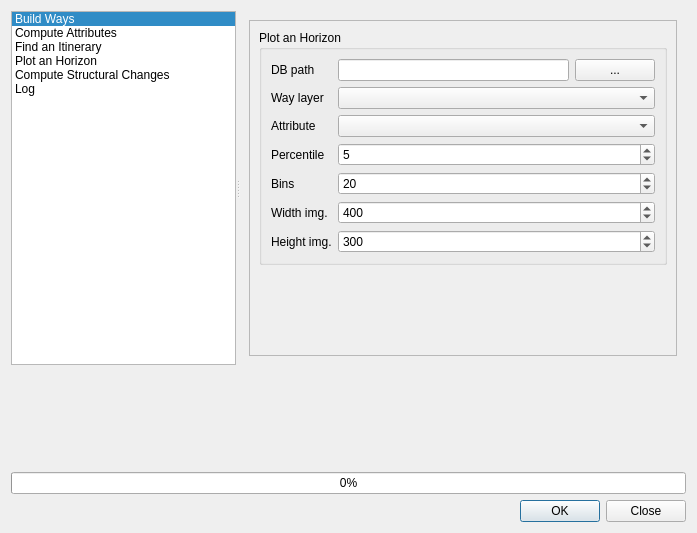
MorphoCity/morpheo-plugin, file src/morpheo/gui/ui/morpheo_dialog.ui: the form before one commit.
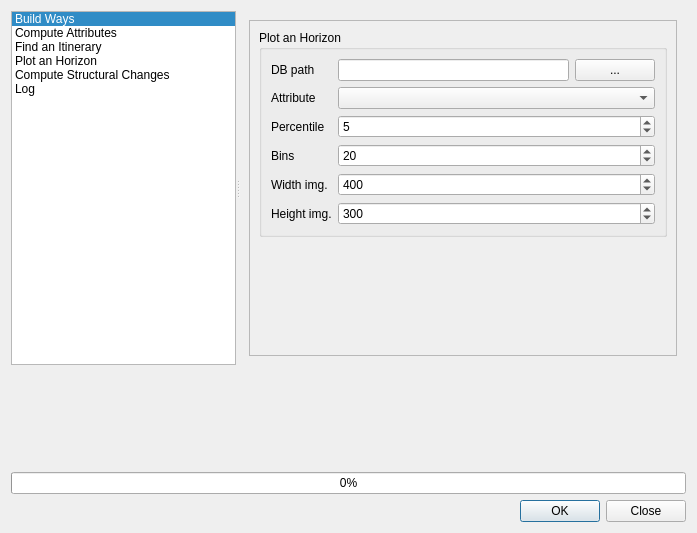
The form after the commit. The open tabs and pages were chosen to show the change.

Commit message: QGIS Plugin: horizon uses computed_properties

Patch:
```diff
--- a/src/morpheo/gui/ui/morpheo_dialog.ui
+++ b/src/morpheo/gui/ui/morpheo_dialog.ui
@@ -614,7 +614,7 @@
                 <x>0</x>
                 <y>0</y>
                 <width>428</width>
-                <height>281</height>
+                <height>248</height>
                </rect>
               </property>
               <property name="sizePolicy">
@@ -636,7 +636,7 @@
                   <string>Plot an Horizon</string>
                  </property>
                  <layout class="QGridLayout" name="gridLayout_9">
-                  <item row="2" column="1">
+                  <item row="1" column="1">
                    <widget class="QComboBox" name="cbxHorizonWayAttribute"/>
                   </item>
                   <item row="0" column="1">
@@ -653,13 +653,6 @@
                     </item>
                    </layout>
                   </item>
-                  <item row="1" column="0">
-                   <widget class="QLabel" name="lHorizonWayLayer">
-                    <property name="text">
-                     <string>Way layer</string>
-                    </property>
-                   </widget>
-                  </item>
                   <item row="0" column="0">
                    <widget class="QLabel" name="lHorizonDBPath">
                     <property name="text">
@@ -667,17 +660,14 @@
                     </property>
                    </widget>
                   </item>
-                  <item row="1" column="1">
-                   <widget class="QComboBox" name="cbxHorizonWayLayer"/>
-                  </item>
-                  <item row="3" column="0">
+                  <item row="2" column="0">
                    <widget class="QLabel" name="lHorizonPercentile">
                     <property name="text">
                      <string>Percentile</string>
                     </property>
                    </widget>
                   </item>
-                  <item row="3" column="1">
+                  <item row="2" column="1">
                    <widget class="QSpinBox" name="spxHorizonPercentile">
                     <property name="minimum">
                      <number>1</number>
@@ -687,7 +677,7 @@
                     </property>
                    </widget>
                   </item>
-                  <item row="4" column="1">
+                  <item row="3" column="1">
                    <widget class="QSpinBox" name="spxHorizonPlotBins">
                     <property name="minimum">
                      <number>2</number>
@@ -697,14 +687,14 @@
                     </property>
                    </widget>
                   </item>
-                  <item row="2" column="0">
+                  <item row="1" column="0">
                    <widget class="QLabel" name="lHorizonWayAttribute">
                     <property name="text">
                      <string>Attribute</string>
                     </property>
                    </widget>
                   </item>
-                  <item row="5" column="1">
+                  <item row="4" column="1">
                    <widget class="QSpinBox" name="spxHorizonPlotWidth">
                     <property name="minimum">
                      <number>10</number>
@@ -720,7 +710,7 @@
                     </property>
                    </widget>
                   </item>
-                  <item row="6" column="1">
+                  <item row="5" column="1">
                    <widget class="QSpinBox" name="spxHorizonPlotHeight">
                     <property name="minimum">
                      <number>10</number>
@@ -736,21 +726,21 @@
                     </property>
                    </widget>
                   </item>
-                  <item row="4" column="0">
+                  <item row="3" column="0">
                    <widget class="QLabel" name="lHorizonPlotBins">
                     <property name="text">
                      <string>Bins</string>
                     </property>
                    </widget>
                   </item>
-                  <item row="5" column="0">
+                  <item row="4" column="0">
                    <widget class="QLabel" name="lHorizonPlotWidth">
                     <property name="text">
                      <string>Width img.</string>
                     </property>
                    </widget>
                   </item>
-                  <item row="6" column="0">
+                  <item row="5" column="0">
                    <widget class="QLabel" name="lHorizonPlotHeight">
                     <property name="text">
                      <string>Height img.</string>
```
Left out of the diff: 1 changed line with no effect on the pictures. The commit also changes 1 other file.
